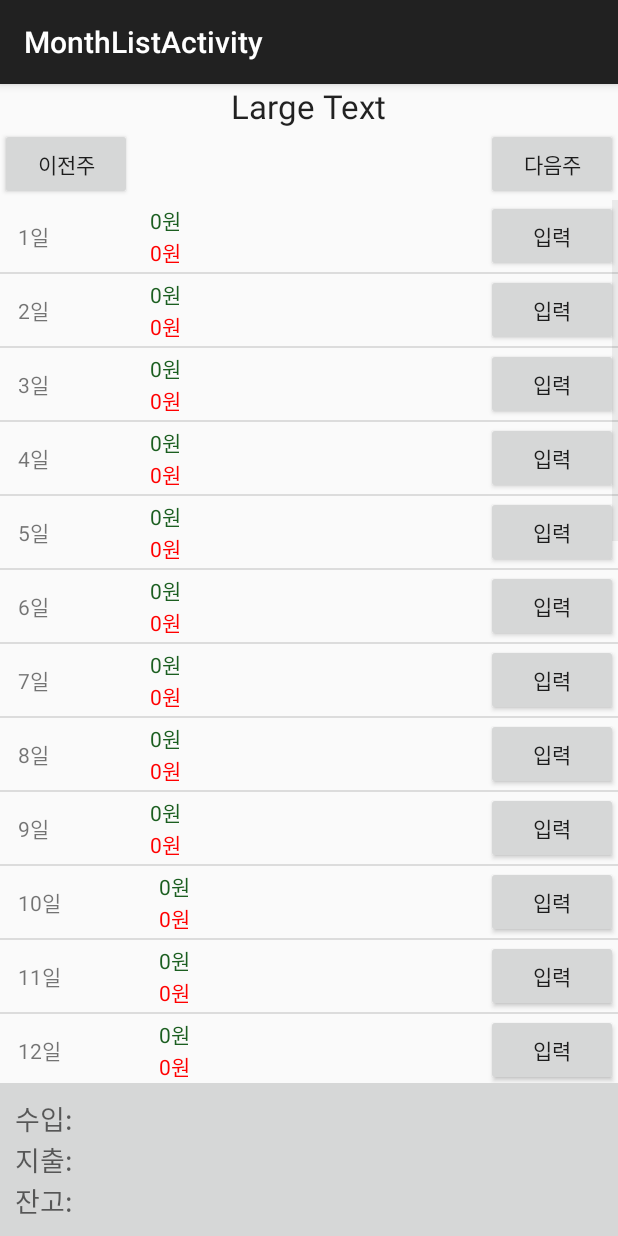
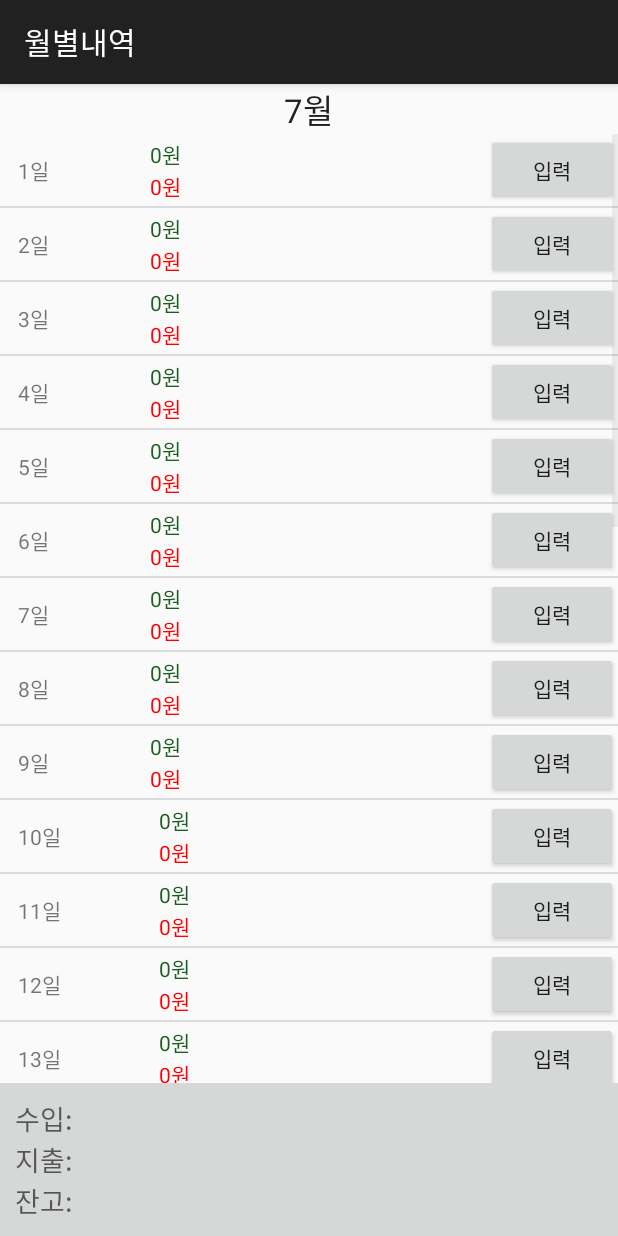
Before and after one commit to JaesungMoon/myapplication, an Android app: the MonthListActivity screen opened directly, with no data from a screen before it, on a phone screen of 412 x 824 dp. Run offline under Robolectric (Android 15) with nearby library versions, the phone set to English and light mode, and no system bars.

Commit message:
불필요한 버튼삭제/레이아웃 타이틀

```diff
--- a/MyApplication/app/src/main/res/layout/activity_month_list.xml
+++ b/MyApplication/app/src/main/res/layout/activity_month_list.xml
@@ -8,33 +8,10 @@
         android:layout_width="wrap_content"
         android:layout_height="wrap_content"
         android:textAppearance="?android:attr/textAppearanceLarge"
-        android:text="Large Text"
+        android:text="7월"
         android:id="@+id/textView2"
         android:layout_gravity="center_horizontal" />
 
-    <LinearLayout
-        android:orientation="horizontal"
-        android:layout_width="match_parent"
-        android:layout_height="wrap_content"
-        android:layout_gravity="center_horizontal">
-
-        <Button
-            android:layout_width="wrap_content"
-            android:layout_height="wrap_content"
-            android:text="이전주"
-            android:id="@+id/buttonPre" />
-
-        <Space
-            android:layout_weight="1"
-            android:layout_width="wrap_content"
-            android:layout_height="match_parent" />
-
-        <Button
-            android:layout_width="wrap_content"
-            android:layout_height="wrap_content"
-            android:text="다음주"
-            android:id="@+id/buttonNext" />
-    </LinearLayout>
 
     <ListView
         android:layout_weight="2"
--- a/MyApplication/app/src/main/res/layout/activity_month_list_test.xml
+++ b/MyApplication/app/src/main/res/layout/activity_month_list_test.xml
@@ -12,7 +12,7 @@
         <TextView
             android:layout_width="wrap_content"
             android:layout_height="wrap_content"
-            android:text="6월3주"
+            android:text="7월"
             android:textSize="20sp"
             android:id="@+id/textViewTitle" />
     </LinearLayout>
```
Also changed, not shown: MyApplication/app/src/main/res/layout/activity_main.xml (+4 -4 lines), MyApplication/app/src/main/res/values/strings.xml (+6 -6 lines).
